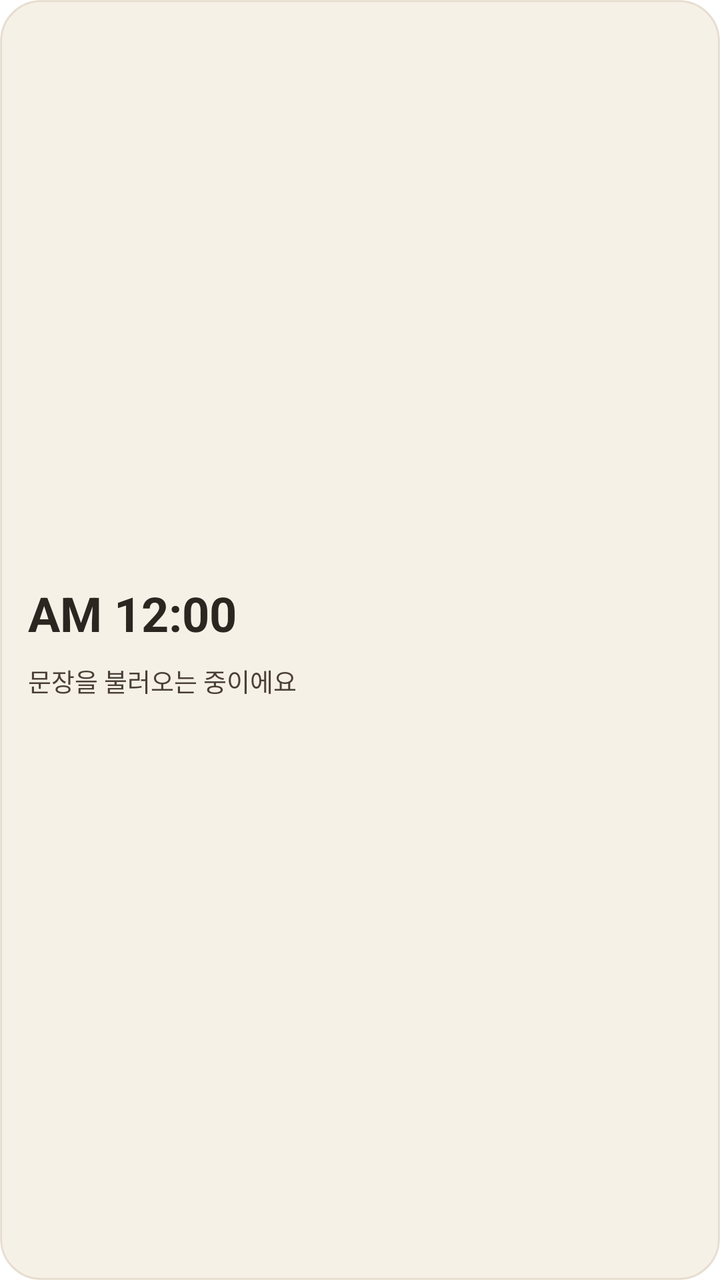
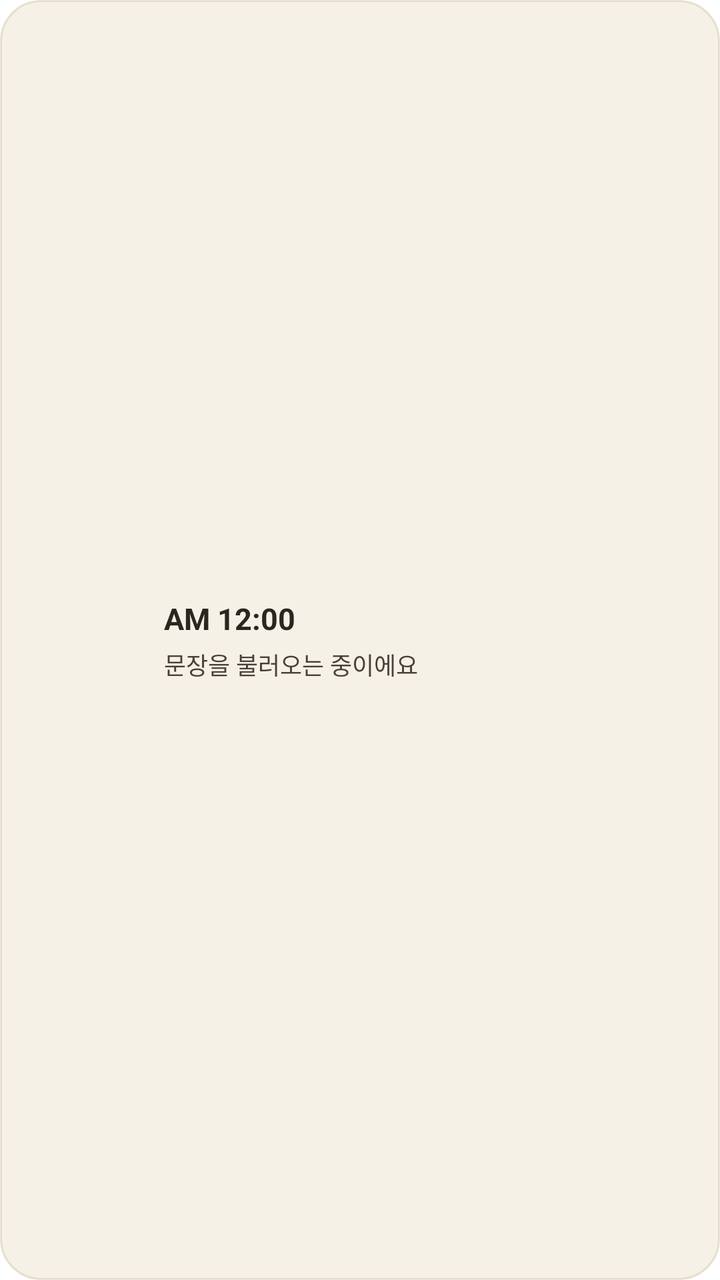

The first picture is an Android layout as it rendered before a commit; the second is the same layout after the commit. The layout source and the unified diff follow.
<!-- AndroidManifest.xml: fallback theme Theme.MaterialComponents.DayNight.NoActionBar -->
<!-- res/layout/widget_medium.xml -->
<?xml version="1.0" encoding="utf-8"?>
<LinearLayout xmlns:android="http://schemas.android.com/apk/res/android"
    android:id="@+id/widget_root"
    android:layout_width="match_parent"
    android:layout_height="match_parent"
    android:orientation="vertical"
    android:gravity="center_vertical"
    android:background="@drawable/widget_background"
    android:padding="14dp">

    <TextClock
        android:id="@+id/widget_clock"
        android:layout_width="wrap_content"
        android:layout_height="wrap_content"
        android:format12Hour="a h:mm"
        android:format24Hour="a h:mm"
        android:textSize="24sp"
        android:textStyle="bold"
        android:textColor="#2B2620" />

    <TextView
        android:id="@+id/widget_quote"
        android:layout_width="match_parent"
        android:layout_height="wrap_content"
        android:layout_marginTop="8dp"
        android:text="문장을 불러오는 중이에요"
        android:textSize="12.5sp"
        android:textColor="#4A4038"
        android:maxLines="2"
        android:ellipsize="end" />

</LinearLayout>
<!-- resources referenced by this layout -->
<resources>
  <!-- drawable widget_background (drawable) -->
  <?xml version="1.0" encoding="utf-8"?>
  <shape xmlns:android="http://schemas.android.com/apk/res/android">
      <solid android:color="#F6F1E7" />
      <stroke android:width="1dp" android:color="#339C7A4A" />
      <corners android:radius="20dp" />
  </shape>
</resources>

<!-- the commit's change to res/layout/widget_medium.xml (unified diff, before → after) -->
@@ -3,30 +3,45 @@
     android:id="@+id/widget_root"
     android:layout_width="match_parent"
     android:layout_height="match_parent"
-    android:orientation="vertical"
+    android:orientation="horizontal"
     android:gravity="center_vertical"
     android:background="@drawable/widget_background"
     android:padding="14dp">
 
-    <TextClock
-        android:id="@+id/widget_clock"
-        android:layout_width="wrap_content"
+    <ImageView
+        android:id="@+id/widget_clock_image"
+        android:layout_width="56dp"
+        android:layout_height="56dp"
+        android:contentDescription="@null" />
+
+    <LinearLayout
+        android:layout_width="0dp"
         android:layout_height="wrap_content"
-        android:format12Hour="a h:mm"
-        android:format24Hour="a h:mm"
-        android:textSize="24sp"
-        android:textStyle="bold"
-        android:textColor="#2B2620" />
+        android:layout_weight="1"
+        android:layout_marginStart="12dp"
+        android:orientation="vertical">
 
-    <TextView
-        android:id="@+id/widget_quote"
-        android:layout_width="match_parent"
-        android:layout_height="wrap_content"
-        android:layout_marginTop="8dp"
-        android:text="문장을 불러오는 중이에요"
-        android:textSize="12.5sp"
-        android:textColor="#4A4038"
-        android:maxLines="2"
-        android:ellipsize="end" />
+        <TextClock
+            android:id="@+id/widget_clock_text"
+            android:layout_width="wrap_content"
+            android:layout_height="wrap_content"
+            android:format12Hour="a h:mm"
+            android:format24Hour="a h:mm"
+            android:textSize="15sp"
+            android:textStyle="bold"
+            android:textColor="#2B2620" />
+
+        <TextView
+            android:id="@+id/widget_quote"
+            android:layout_width="match_parent"
+            android:layout_height="wrap_content"
+            android:layout_marginTop="4dp"
+            android:text="문장을 불러오는 중이에요"
+            android:textSize="12sp"
+            android:textColor="#4A4038"
+            android:maxLines="2"
+            android:ellipsize="end" />
+
+    </LinearLayout>
 
 </LinearLayout>
